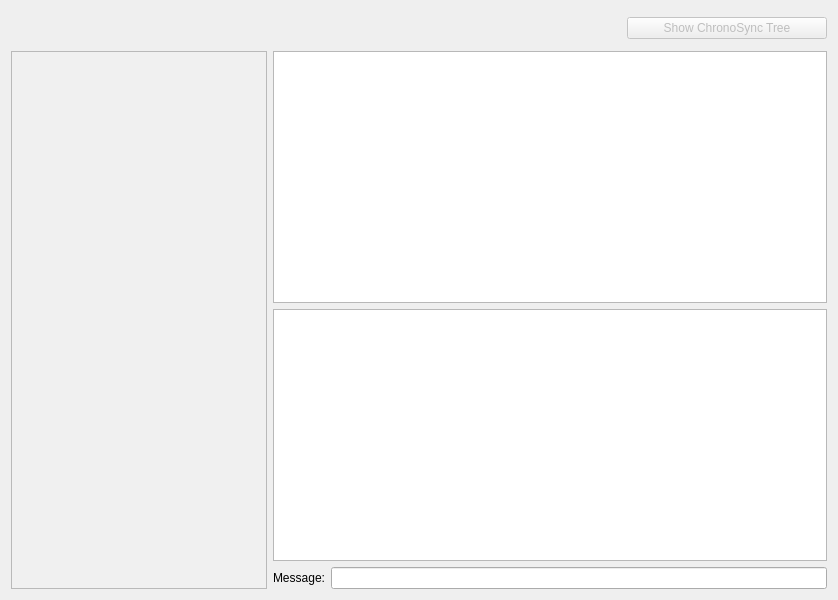
Qt form src/chatdialog.ui (named-data/ChronoChat) before a commit.
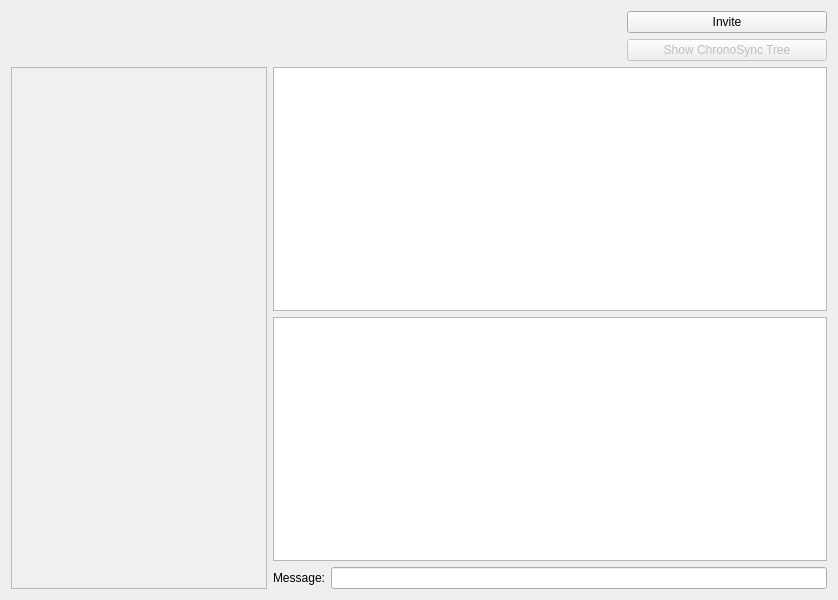
The same form after that commit.

Patch:
```diff
--- a/src/chatdialog.ui
+++ b/src/chatdialog.ui
@@ -62,6 +62,16 @@
        <property name="sizeConstraint">
         <enum>QLayout::SetFixedSize</enum>
        </property>
+       <item>
+        <widget class="QPushButton" name="inviteButton">
+         <property name="text">
+          <string>Invite</string>
+         </property>
+         <property name="autoDefault">
+          <bool>false</bool>
+         </property>
+        </widget>
+       </item>
        <item>
         <widget class="QPushButton" name="treeButton">
          <property name="enabled">
```
